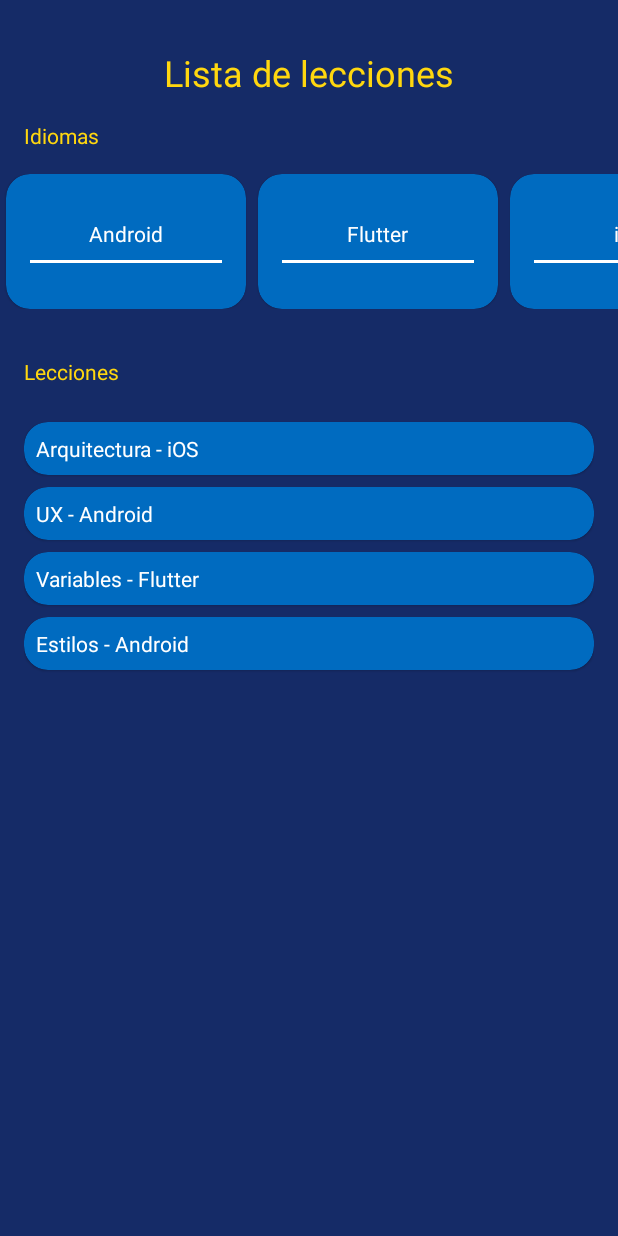
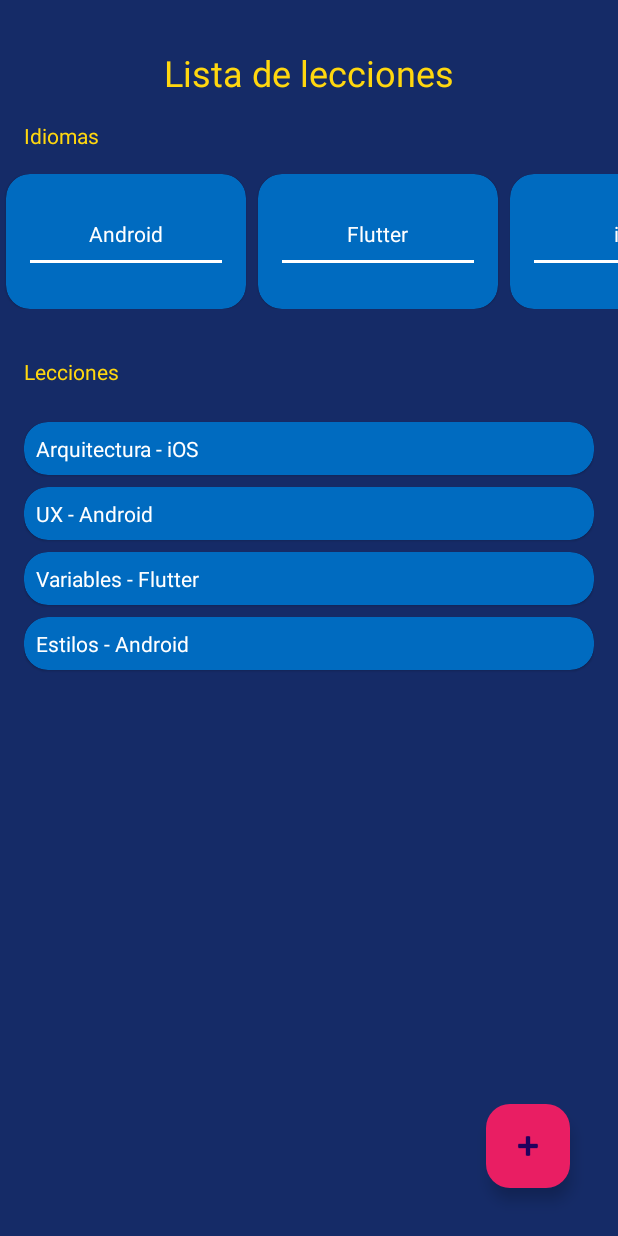
Before and after one commit to Ridley7/HiberusAndroid, an Android app: the LessonActivity screen opened directly, with no data from a screen before it, on a phone screen of 412 x 824 dp. Run offline under Robolectric (Android 15) with nearby library versions, the phone set to English and light mode, and no system bars.

Commit message:
Se añaden más lecciones con un floating action button

```diff
--- a/app/src/main/res/layout/activity_lesson.xml
+++ b/app/src/main/res/layout/activity_lesson.xml
@@ -71,4 +71,16 @@
         tools:listitem="@layout/item_lesson"
         tools:itemCount="30" />
 
+    <com.google.android.material.floatingactionbutton.FloatingActionButton
+        android:id="@+id/fab_lessons_add_button"
+        android:layout_width="wrap_content"
+        android:layout_height="wrap_content"
+        android:layout_marginBottom="@dimen/vertical_large_margin"
+        android:layout_marginEnd="@dimen/horizontal_large_margin"
+        android:src="@android:drawable/ic_input_add"
+        android:tint="@color/white"
+        android:backgroundTint="@color/lesson_add_button_background"
+        app:layout_constraintBottom_toBottomOf="parent"
+        app:layout_constraintEnd_toEndOf="parent" />
+
 </androidx.constraintlayout.widget.ConstraintLayout>
```
Also changed, not shown: app/src/main/java/com/jalper/heroesyheroinas/lessonapp/LessonActivity.kt (+45 -0 lines), app/src/main/res/layout/dialog_add_lesson.xml (added, +65 -0 lines).
